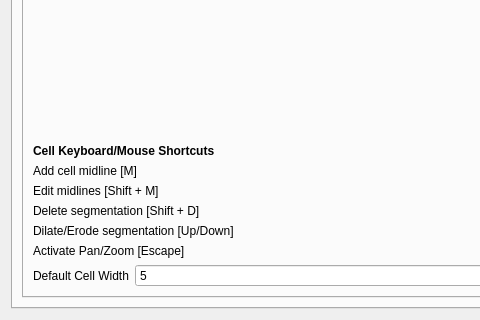
First picture: the form in src/napari_bacseg/GUI/gui.ui, repository piedrro/napari-bacseg, before the edit; both pictures show x 0 to 480 and y 449 to 769 of the 681 by 769 pixel window.
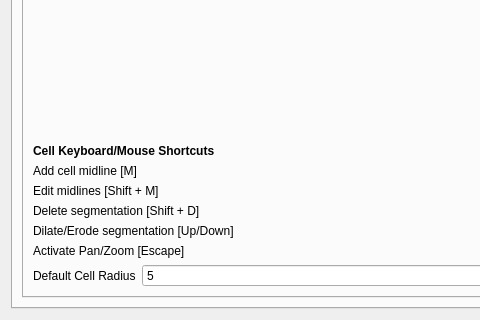
Second picture: the form after the edit. The open tabs and pages were chosen to show the change.

```diff
--- a/src/napari_bacseg/GUI/gui.ui
+++ b/src/napari_bacseg/GUI/gui.ui
@@ -1806,7 +1806,7 @@
              </property>
              <property name="sizeHint" stdset="0">
               <size>
-               <width>458</width>
+               <width>612</width>
                <height>14</height>
               </size>
              </property>
@@ -1928,8 +1928,8 @@
              </property>
              <property name="sizeHint" stdset="0">
               <size>
-               <width>458</width>
-               <height>209</height>
+               <width>612</width>
+               <height>300</height>
               </size>
              </property>
             </spacer>
@@ -1987,7 +1987,7 @@
              <item row="0" column="0">
               <widget class="QLabel" name="label_53">
                <property name="text">
-                <string>Default Cell Width</string>
+                <string>Default Cell Radius</string>
                </property>
               </widget>
              </item>
```
Left out of the diff: 10 changed lines with no effect on the pictures.
